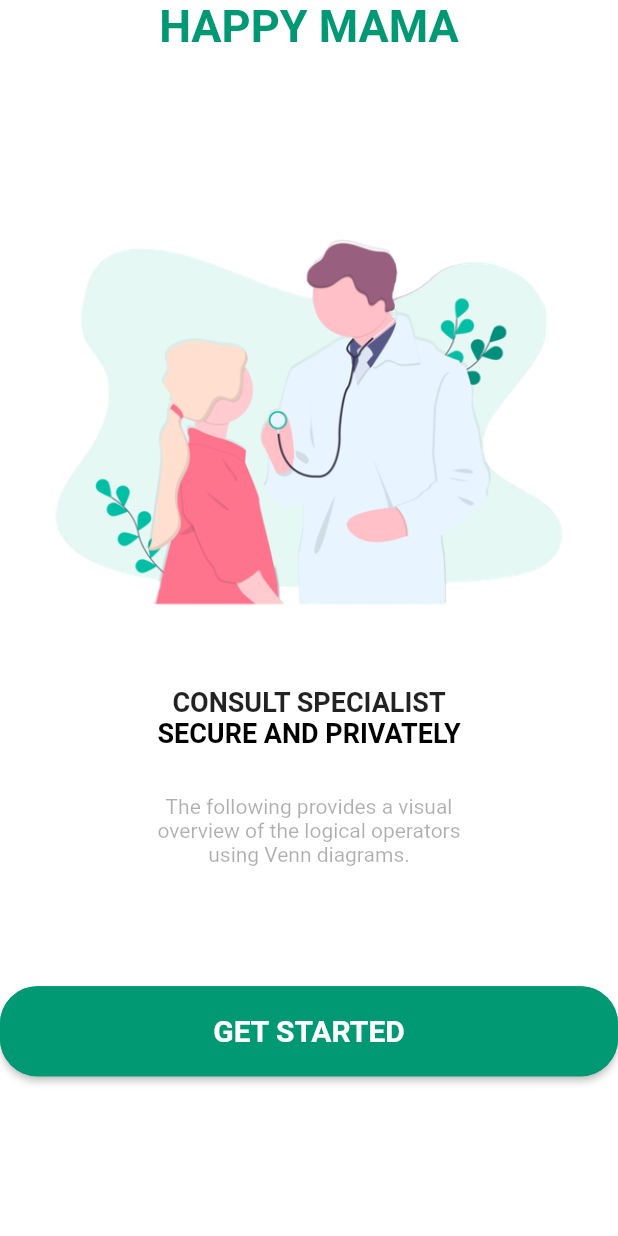
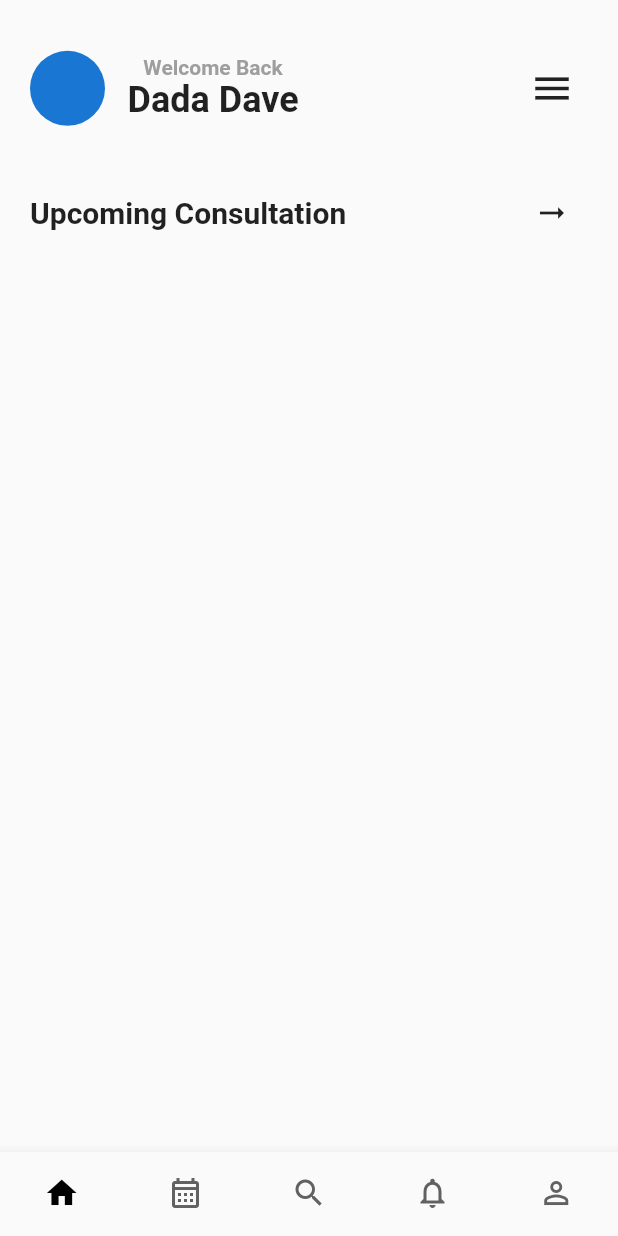
Before and after one commit to dadadave/Happy_mama, a Flutter app: the screen it shows after launch, on a phone screen of 412 x 824 dp. Run offline on Flutter 3.47's test engine with Material 2 defaults, Android fonts, the phone set to English and light mode, and no system bars; our stand-ins replace font_awesome_flutter.

Commit message:
Happy_Mama

```diff
--- a/lib/getstarted.dart
+++ b/lib/getstarted.dart
@@ -1,4 +1,4 @@
-import 'dart:ui';
+
 
 import 'package:flutter/material.dart';
 import 'package:font_awesome_flutter/font_awesome_flutter.dart';
--- /dev/null
+++ b/lib/home.dart
@@ -0,0 +1,107 @@
+
+import 'package:flutter/material.dart';
+import 'package:flutter/src/widgets/container.dart';
+import 'package:flutter/src/widgets/framework.dart';
+import 'package:mavericks/pages/Home_page.dart';
+import 'package:mavericks/pages/calender.dart';
+import 'package:mavericks/pages/notification.dart';
+import 'package:mavericks/pages/profile.dart';
+import 'package:mavericks/pages/search.dart';
+
+class MainPage extends StatefulWidget {
+
+  const MainPage({super.key});
+
+  @override
+  State<MainPage> createState() => _MainPageState();
+}
+
+class _MainPageState extends State<MainPage> {
+  int currentPage =0;
+  final screens = [
+    HomePage(),
+    Calender(),
+    Search(),
+    Notifiaction(),
+    Profile()
+
+  ];
+  @override
+  Widget build(BuildContext context) {
+    return Scaffold(
+      body: IndexedStack(
+        index: currentPage,
+        children: screens,
+      ),
+      bottomNavigationBar: BottomNavigationBar(
+        currentIndex: currentPage,
+        onTap: (index) {
+          setState(() {
+            currentPage =index;
+          });
+        },
+        type: BottomNavigationBarType.fixed,
+        showSelectedLabels: false,
+        showUnselectedLabels: false,
+        items: [
+          BottomNavigationBarItem(
+            icon: currentPage == 0?
+            Icon(
+              Icons.home,
+              color: Colors.black,
+              ):
+               Icon(
+              Icons.home_outlined,
+              color: Colors.grey.shade700,
+              ),
+              label: "Home"
+              ),
+          BottomNavigationBarItem(
+            icon: currentPage == 1?
+            Icon(
+              Icons.calendar_month,
+              color: Colors.black,
+              ):
+              Icon(
+              Icons.calendar_month_outlined,
+              color: Colors.grey.shade700,
+              ),
+              label: "Calender"),
+          BottomNavigationBarItem(
+            icon: currentPage == 2?
+            Icon(
+              Icons.search,
+              color: Colors.black,
+              ):
+               Icon(
+              Icons.search_outlined,
+              color: Colors.grey.shade700,
+              ),
+              label: "search"),
+          BottomNavigationBarItem(
+            icon: currentPage == 3?
+            Icon(
+              Icons.notifications,
+              color: Colors.black,
+              ):
+              Icon(
+              Icons.notifications_outlined,
+              color: Colors.grey.shade700,
+              ),
+              label: "Notifications"),
+          BottomNavigationBarItem(
+            icon: currentPage == 4?
+            Icon(
+              Icons.person,
+              color: Colors.black,
+              ):
+              Icon(
+              Icons.person_outline,
+              color: Colors.grey.shade700,
+              ),
+              label: "person"),
+        ]
+         )
+         );
+  }
+}
--- a/lib/main.dart
+++ b/lib/main.dart
@@ -1,5 +1,7 @@
 import 'package:flutter/material.dart';
 import 'package:mavericks/getstarted.dart';
+import 'package:mavericks/home.dart';
+import 'package:mavericks/pages/Home_page.dart';
 import 'loginpage.dart';
 import 'signup.dart';
 void main() {
@@ -14,7 +16,7 @@ class MyApp extends StatelessWidget {
   Widget build(BuildContext context) {
     return MaterialApp(
       debugShowCheckedModeBanner: false,
-      home: GetStarted()
+      home: MainPage()
     );
   }
 }
--- /dev/null
+++ b/lib/pages/calender.dart
@@ -0,0 +1,24 @@
+import 'package:flutter/material.dart';
+import 'package:flutter/src/widgets/container.dart';
+import 'package:flutter/src/widgets/framework.dart';
+
+class Calender extends StatefulWidget {
+  const Calender({super.key});
+
+  @override
+  State<Calender> createState() => _CalenderState();
+}
+
+class _CalenderState extends State<Calender> {
+  @override
+  Widget build(BuildContext context) {
+    return Scaffold(
+      body: Center(
+        child: Column(
+          mainAxisAlignment: MainAxisAlignment.center,
+          children: [Text("Calender Page"),CircularProgressIndicator()],
+        )
+        ),
+    );
+  }
+}
--- /dev/null
+++ b/lib/pages/consultation_card.dart
@@ -0,0 +1,21 @@
+import 'package:flutter/cupertino.dart';
+import 'package:flutter/src/widgets/container.dart';
+import 'package:flutter/src/widgets/framework.dart';
+
+class ConsoltationCard extends StatelessWidget {
+  final String name;
+  final Color color;
+  const ConsoltationCard({super.key, required this.name, required this.color});
+
+  @override
+  Widget build(BuildContext context) {
+    return Container(
+      width: 155,
+      height: 180,
+      decoration: BoxDecoration(
+        color: color,
+        borderRadius: const BorderRadius.all(Radius.circular(20)),
+      ),
+    );
+  }
+}
--- /dev/null
+++ b/lib/pages/home_page.dart
@@ -0,0 +1,72 @@
+import 'package:flutter/material.dart';
+import 'package:flutter/src/widgets/container.dart';
+import 'package:flutter/src/widgets/framework.dart';
+import 'package:mavericks/pages/titlebar.dart';
+
+class HomePage extends StatefulWidget {
+  const HomePage({super.key});
+
+  @override
+  State<HomePage> createState() => _HomePageState();
+}
+
+class _HomePageState extends State<HomePage> {
+  @override
+  Widget build(BuildContext context) {
+    return Scaffold(
+      body: SafeArea(
+        child: Padding(
+          padding: const EdgeInsets.symmetric(horizontal: 20),
+          child: Column(
+            children: [
+              Container(
+
+                width: MediaQuery.of(context).size.width,
+                height: MediaQuery.of(context).size.height/7,
+                child: Row(
+                  mainAxisAlignment: MainAxisAlignment.spaceBetween,
+                  children: [
+                    Row(
+                      children: [
+                        CircleAvatar(
+                          radius: 25,
+                        ),
+                        SizedBox(
+                          width: 15,
+                        ),
+                    Column(
+                      mainAxisAlignment: MainAxisAlignment.center,
+                      children: [
+                        Text("Welcome Back",
+                        style: TextStyle(
+                          color: Colors.grey,
+                          fontWeight: FontWeight.bold
+                        ),), Text("Dada Dave",
+                        style: TextStyle(
+                          fontWeight: FontWeight.bold,
+                          fontSize: 24
+                        ),)],
+                    ),
+                      ],
+                    ),
+                    IconButton(
+                      onPressed: () {},
+                      icon: Icon(Icons.menu,
+                      size: 30,)
+                      )
+                  ],
+                ),
+              ),
+              TitleBar(title: "Upcoming Consultation"),
+              Row(
+                children: [
+                  //ConsoltationCard()
+                ],
+              )
+            ],
+          ),
+        ),
+      ),
+    );
+  }
+}
--- /dev/null
+++ b/lib/pages/notification.dart
@@ -0,0 +1,24 @@
+import 'package:flutter/material.dart';
+import 'package:flutter/src/widgets/container.dart';
+import 'package:flutter/src/widgets/framework.dart';
+
+class Notifiaction extends StatefulWidget {
+  const Notifiaction({super.key});
+
+  @override
+  State<Notifiaction> createState() => _NotifiactionState();
+}
+
+class _NotifiactionState extends State<Notifiaction> {
+  @override
+  Widget build(BuildContext context) {
+    return Scaffold(
+     body: Center(
+        child: Column(
+          mainAxisAlignment: MainAxisAlignment.center,
+          children: [Text("Notification Page"),CircularProgressIndicator()],
+        )
+        ),
+    );
+  }
+}
--- /dev/null
+++ b/lib/pages/profile.dart
@@ -0,0 +1,24 @@
+import 'package:flutter/material.dart';
+import 'package:flutter/src/widgets/container.dart';
+import 'package:flutter/src/widgets/framework.dart';
+
+class Profile extends StatefulWidget {
+  const Profile({super.key});
+
+  @override
+  State<Profile> createState() => _ProfileState();
+}
+
+class _ProfileState extends State<Profile> {
+  @override
+  Widget build(BuildContext context) {
+    return Scaffold(
+      body: Center(
+        child: Column(
+          mainAxisAlignment: MainAxisAlignment.center,
+          children: [Text("Profile Page"),CircularProgressIndicator()],
+        )
+        ),
+    );
+  }
+}
--- /dev/null
+++ b/lib/pages/search.dart
@@ -0,0 +1,24 @@
+import 'package:flutter/material.dart';
+import 'package:flutter/src/widgets/container.dart';
+import 'package:flutter/src/widgets/framework.dart';
+
+class Search extends StatefulWidget {
+  const Search({super.key});
+
+  @override
+  State<Search> createState() => _SearchState();
+}
+
+class _SearchState extends State<Search> {
+  @override
+  Widget build(BuildContext context) {
+    return Scaffold(
+      body: Center(
+        child: Column(
+          mainAxisAlignment: MainAxisAlignment.center,
+          children: [Text("search page"),CircularProgressIndicator()],
+        )
+        ),
+        );
+  }
+}
--- /dev/null
+++ b/lib/pages/titlebar.dart
@@ -0,0 +1,22 @@
+import 'package:flutter/cupertino.dart';
+import 'package:flutter/material.dart';
+import 'package:flutter/src/widgets/container.dart';
+import 'package:flutter/src/widgets/framework.dart';
+
+class TitleBar extends StatelessWidget {
+  final String title;
+  const TitleBar({super.key, required this.title});
+
+
+  @override
+  Widget build(BuildContext context) {
+    return Row(
+      mainAxisAlignment: MainAxisAlignment.spaceBetween,
+      children: [
+        Text(title, style: TextStyle(fontSize: 20, fontWeight: FontWeight.bold),),
+        IconButton(onPressed: () {},
+        icon: const Icon(Icons.arrow_right_alt))
+      ],
+    );
+  }
+}
--- a/pubspec.yaml
+++ b/pubspec.yaml
@@ -31,6 +31,8 @@ environment:
 dependencies:
   flutter:
     sdk: flutter
+  font_awesome_flutter: ^10.2.1
+
 
 
   # The following adds the Cupertino Icons font to your application.
@@ -40,7 +42,6 @@ dependencies:
 dev_dependencies:
   flutter_test:
     sdk: flutter
-  font_awesome_flutter: ^10.4.0
   dependencies:
   flutter_screenutil: ^5.7.0
 
@@ -64,6 +65,7 @@ flutter:
 
   # To add assets to your application, add an assets section, like this:
   assets:
+    - assets/
     - assets/dada.png
     - assets/dave.png
 
```
Also changed, not shown: pubspec.lock.
